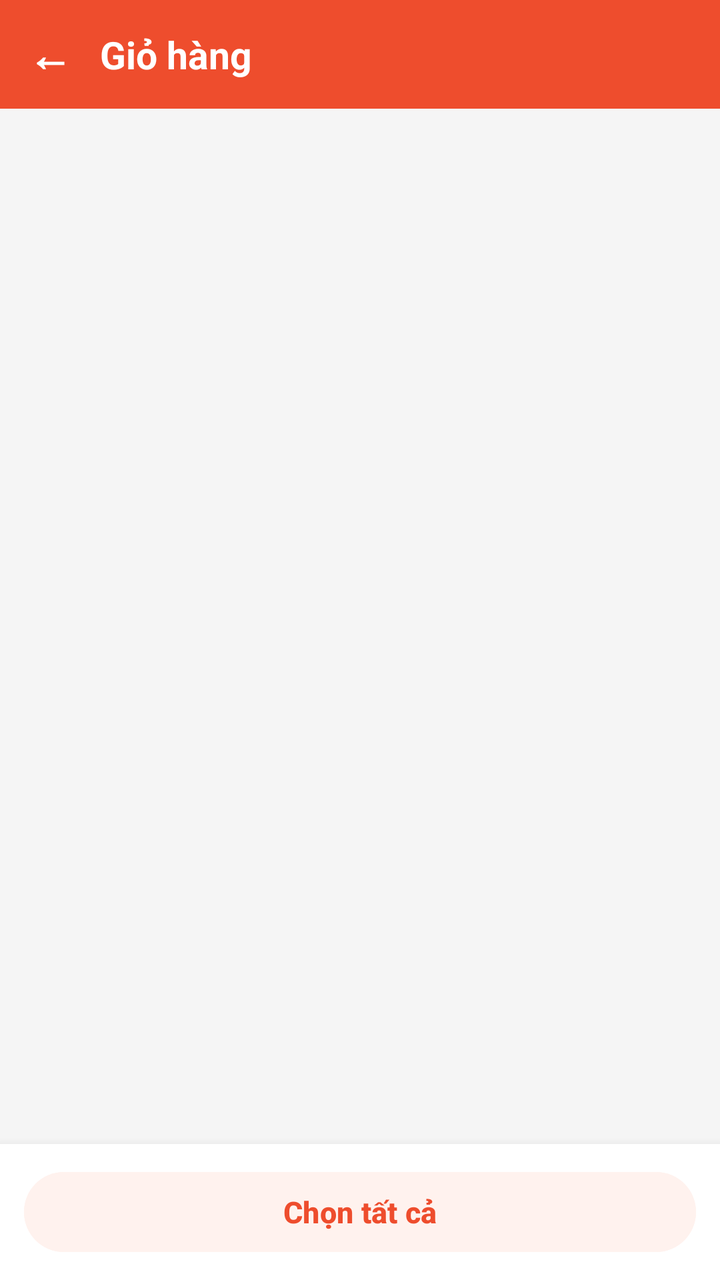
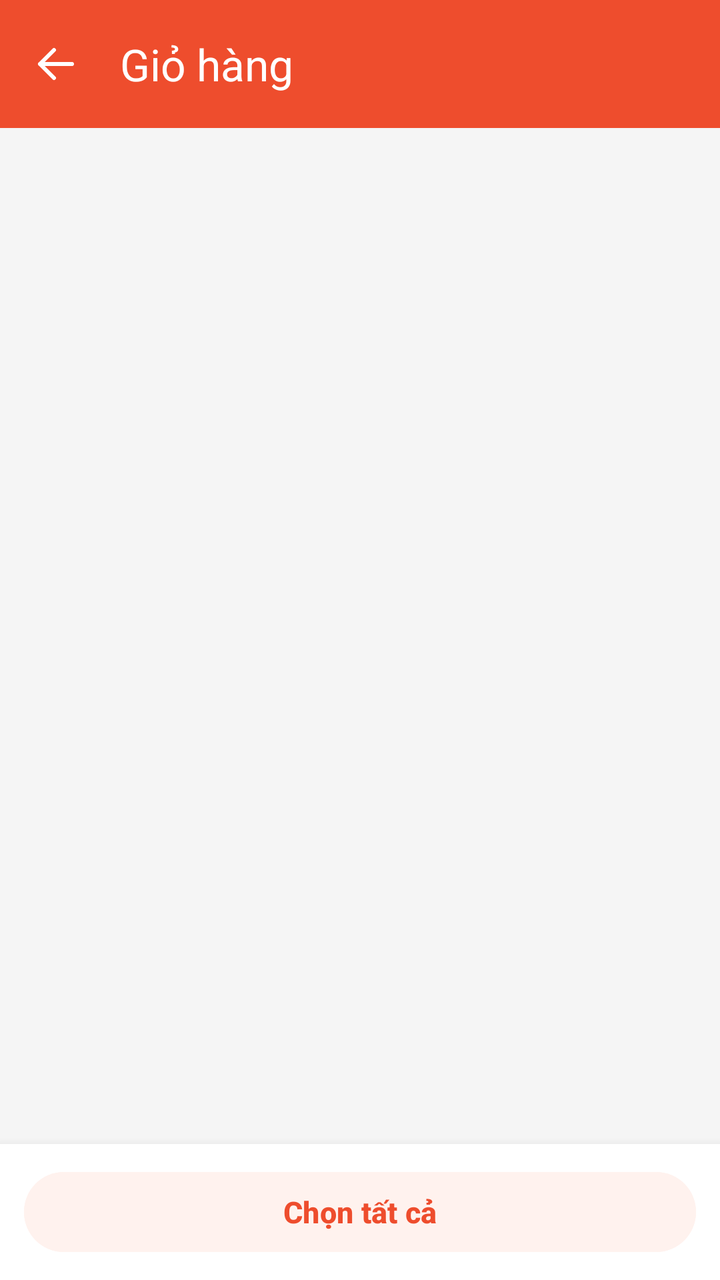

The first picture is an Android layout as it rendered before a commit; the second is the same layout after the commit. The layout source and the unified diff follow.
<!-- AndroidManifest.xml: application theme Theme.LoginPage -->
<!-- res/layout/activity_cart.xml -->
<?xml version="1.0" encoding="utf-8"?>
<LinearLayout xmlns:android="http://schemas.android.com/apk/res/android"
    xmlns:tools="http://schemas.android.com/tools"
    android:id="@+id/main"
    android:layout_width="match_parent"
    android:layout_height="match_parent"
    android:orientation="vertical"
    android:background="#F5F5F5"
    tools:context=".CartActivity">

    
    <LinearLayout
        android:layout_width="match_parent"
        android:layout_height="wrap_content"
        android:orientation="horizontal"
        android:gravity="center_vertical"
        android:background="#EE4D2D"
        android:paddingHorizontal="14dp"
        android:paddingVertical="12dp">

        <TextView
            android:id="@+id/btnBackCart"
            android:layout_width="wrap_content"
            android:layout_height="wrap_content"
            android:text="←"
            android:textSize="22sp"
            android:textStyle="bold"
            android:textColor="#FFFFFF"
            android:paddingEnd="14dp" />

        <TextView
            android:layout_width="0dp"
            android:layout_height="wrap_content"
            android:layout_weight="1"
            android:text="Giỏ hàng"
            android:textSize="19sp"
            android:textStyle="bold"
            android:textColor="#FFFFFF" />
    </LinearLayout>

    
    <ListView
        android:id="@+id/lvCart"
        android:layout_width="match_parent"
        android:layout_height="0dp"
        android:layout_weight="1"
        android:paddingHorizontal="12dp"
        android:paddingTop="8dp"
        android:paddingBottom="8dp"
        android:clipToPadding="false"
        android:divider="@android:color/transparent"
        android:dividerHeight="6dp" />

    
    <LinearLayout
        android:layout_width="match_parent"
        android:layout_height="wrap_content"
        android:orientation="horizontal"
        android:gravity="center_vertical"
        android:background="#FFFFFF"
        android:paddingHorizontal="12dp"
        android:paddingVertical="10dp"
        android:elevation="8dp">

        <Button
            android:id="@+id/btnSelectAll"
            android:layout_width="match_parent"
            android:layout_height="48dp"
            android:text="Chọn tất cả"
            android:textSize="15sp"
            android:textStyle="bold"
            android:textColor="#EE4D2D"
            android:backgroundTint="#FFF2EE" />
    </LinearLayout>

</LinearLayout>
<!-- resources referenced by this layout -->
<resources>
  <style name="Theme.LoginPage" parent="Base.Theme.LoginPage" />
  <style name="Base.Theme.LoginPage" parent="Theme.Material3.DayNight.NoActionBar">
          
          
      </style>
</resources>

<!-- the commit's change to res/layout/activity_cart.xml (unified diff, before → after) -->
@@ -1,42 +1,22 @@
 <?xml version="1.0" encoding="utf-8"?>
 <LinearLayout xmlns:android="http://schemas.android.com/apk/res/android"
+    xmlns:app="http://schemas.android.com/apk/res-auto"
     xmlns:tools="http://schemas.android.com/tools"
     android:id="@+id/main"
     android:layout_width="match_parent"
     android:layout_height="match_parent"
     android:orientation="vertical"
-    android:background="#F5F5F5"
-    tools:context=".CartActivity">
+    android:background="@color/shopee_bg"
+    tools:context=".ui.cart.CartActivity">
 
-    
-    <LinearLayout
+    <com.google.android.material.appbar.MaterialToolbar
+        android:id="@+id/cartToolbar"
+        style="@style/AppToolbar"
         android:layout_width="match_parent"
         android:layout_height="wrap_content"
-        android:orientation="horizontal"
-        android:gravity="center_vertical"
-        android:background="#EE4D2D"
-        android:paddingHorizontal="14dp"
-        android:paddingVertical="12dp">
-
-        <TextView
-            android:id="@+id/btnBackCart"
-            android:layout_width="wrap_content"
-            android:layout_height="wrap_content"
-            android:text="←"
-            android:textSize="22sp"
-            android:textStyle="bold"
-            android:textColor="#FFFFFF"
-            android:paddingEnd="14dp" />
-
-        <TextView
-            android:layout_width="0dp"
-            android:layout_height="wrap_content"
-            android:layout_weight="1"
-            android:text="Giỏ hàng"
-            android:textSize="19sp"
-            android:textStyle="bold"
-            android:textColor="#FFFFFF" />
-    </LinearLayout>
+        app:title="Giỏ hàng"
+        app:navigationIcon="@drawable/ic_arrow_back"
+        app:navigationContentDescription="Quay lại" />
 
     
     <ListView
@@ -51,13 +31,24 @@
         android:divider="@android:color/transparent"
         android:dividerHeight="6dp" />
 
+    <TextView
+        android:id="@+id/tvEmptyCart"
+        android:layout_width="match_parent"
+        android:layout_height="0dp"
+        android:layout_weight="1"
+        android:gravity="center"
+        android:text="@string/cart_empty"
+        android:textColor="@color/text_secondary"
+        android:textSize="16sp"
+        android:visibility="gone" />
+
     
     <LinearLayout
         android:layout_width="match_parent"
         android:layout_height="wrap_content"
         android:orientation="horizontal"
         android:gravity="center_vertical"
-        android:background="#FFFFFF"
+        android:background="@color/white"
         android:paddingHorizontal="12dp"
         android:paddingVertical="10dp"
         android:elevation="8dp">
@@ -69,8 +60,8 @@
             android:text="Chọn tất cả"
             android:textSize="15sp"
             android:textStyle="bold"
-            android:textColor="#EE4D2D"
-            android:backgroundTint="#FFF2EE" />
+            android:textColor="@color/shopee_orange"
+            android:backgroundTint="@color/shopee_orange_light" />
     </LinearLayout>
 
 </LinearLayout>
<!-- resource entries referenced after the edit -->
@@ -1,9 +1,39 @@
 <!-- resources referenced by this layout -->
 <resources>
+  <color name="shopee_bg">#F5F5F5</color>
+  <color name="shopee_orange">#EE4D2D</color>
+  <color name="shopee_orange_light">#FFF2EE</color>
+  <color name="text_secondary">#757575</color>
+  <color name="white">#FFFFFFFF</color>
+  <!-- drawable ic_arrow_back (drawable) -->
+  <?xml version="1.0" encoding="utf-8"?>
+  <vector xmlns:android="http://schemas.android.com/apk/res/android"
+      android:width="24dp"
+      android:height="24dp"
+      android:viewportWidth="24"
+      android:viewportHeight="24">
+      <path
+          android:fillColor="@color/white"
+          android:pathData="M20,12H4M4,12l7,-7M4,12l7,7"
+          android:strokeColor="@color/white"
+          android:strokeWidth="2"
+          android:strokeLineCap="round"
+          android:strokeLineJoin="round" />
+  </vector>
+  <string name="cart_empty">Giỏ hàng trống</string>
+  <style name="AppToolbar" parent="Widget.Material3.Toolbar">
+          <item name="android:background">@color/shopee_orange</item>
+          <item name="titleTextColor">@color/white</item>
+          <item name="subtitleTextColor">@color/shopee_orange_light</item>
+          <item name="navigationIconTint">@color/white</item>
+      </style>
   <style name="Theme.LoginPage" parent="Base.Theme.LoginPage" />
   <style name="Base.Theme.LoginPage" parent="Theme.Material3.DayNight.NoActionBar">
-          
-          
+          <item name="colorPrimary">@color/shopee_orange</item>
+          <item name="colorOnPrimary">@color/white</item>
+          <item name="colorSurface">@color/white</item>
+          <item name="colorOnSurface">@color/text_primary</item>
       </style>
+  <color name="text_primary">#222222</color>
 </resources>
 
